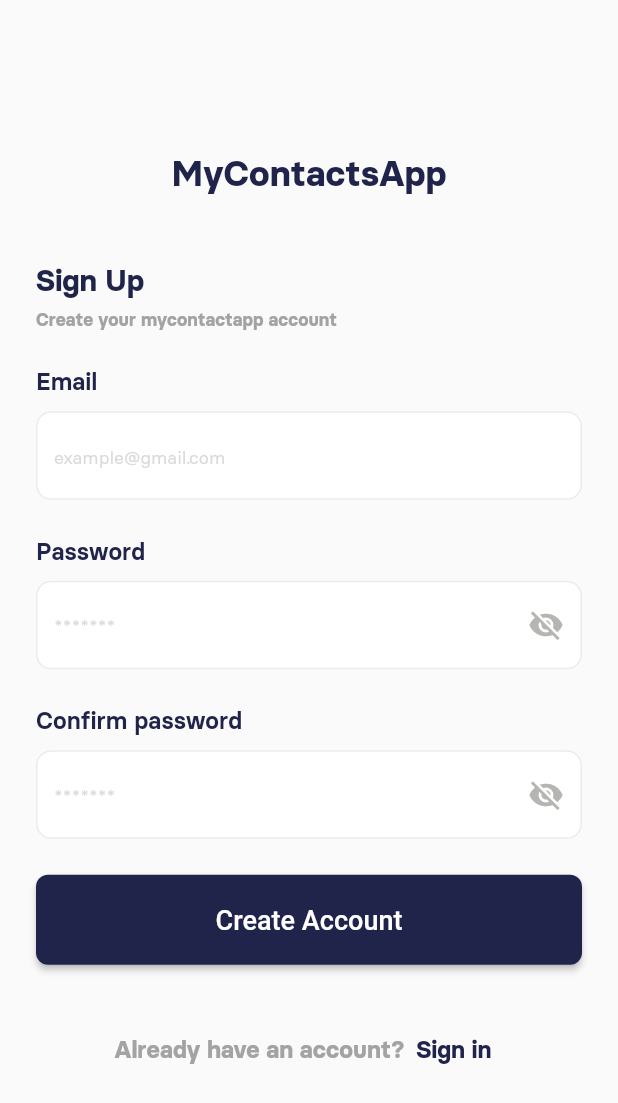
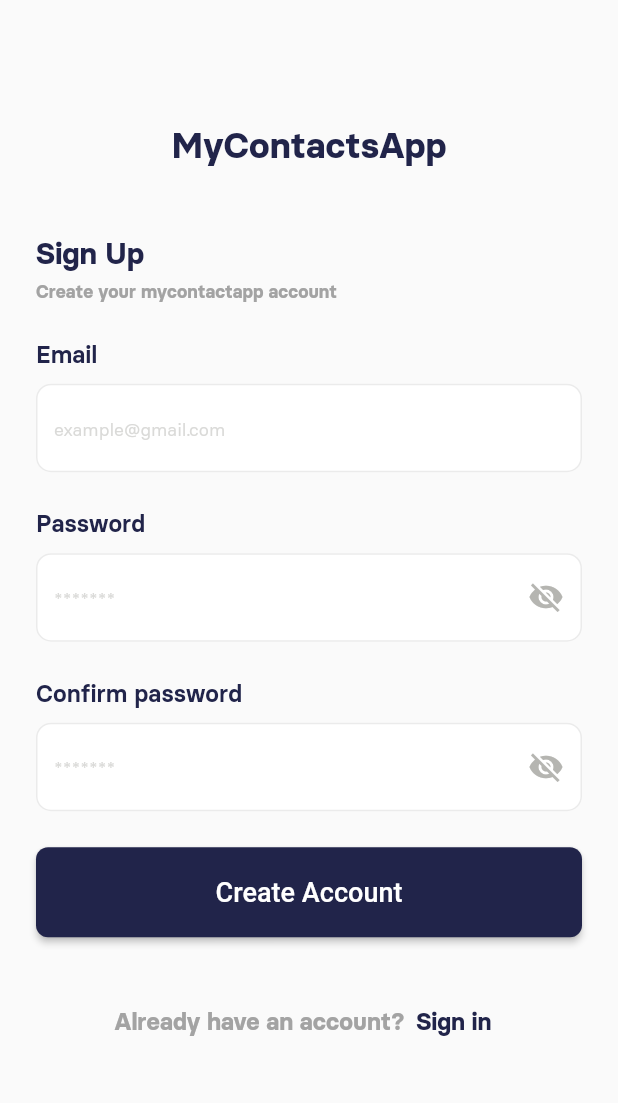
Before and after one commit to OdurindeAfolabi/isidore_task, a Flutter app: the screen it shows after launch, after a tap on "Login", after a tap on "Sign up", on a phone screen of 412 x 824 dp. Shown: the top 1103 px of the screen. Run offline on Flutter 3.47's test engine with Material 2 defaults, Android fonts, the phone set to English and light mode, and no system bars; our stand-ins replace fluttertoast, get_it, graphql_flutter, shared_preferences, stacked; network calls fail.

Commit message:
important fixes

```diff
--- a/lib/Screens/home_view.dart
+++ b/lib/Screens/home_view.dart
@@ -78,7 +78,7 @@ class _HomeViewState extends State<HomeView> {
             return contactProvider.getContacts();
           },
           child: Padding(
-              padding: const EdgeInsets.symmetric(horizontal: AppPadding.p24),
+              padding: const EdgeInsets.symmetric(horizontal: AppPadding.p24,vertical: AppPadding.p24),
               child: (contactProvider.viewState.data ?? []).isEmpty ? emptyContactListView(contactProvider) : contactListView(contactProvider)
           ),
         );
@@ -99,7 +99,6 @@ class _HomeViewState extends State<HomeView> {
   Widget contactListView(ContactProvider contactProvider){
     return Column(
       children: [
-        const SizedBox(height: AppSize.s24,),
         Row(
           mainAxisAlignment: MainAxisAlignment.spaceBetween,
           children: [
@@ -205,7 +204,7 @@ class _HomeViewState extends State<HomeView> {
   Widget emptyContactListView(ContactProvider contactProvider){
     return Column(
       children: [
-        SizedBox(height: heightSizer(100, context),),
+        SizedBox(height: heightSizer(AppSize.s70, context),),
         Image.asset(ImageAssets.emptyContactImage,height: AppSize.s100,width: AppSize.s100,),
         const SizedBox(height: AppSize.s24,),
         Text("No contacts",style: getSemiBoldStyle(color: ColorManager.secondary,fontSize: FontSize.s20)),
--- a/lib/Screens/login_view.dart
+++ b/lib/Screens/login_view.dart
@@ -36,15 +36,15 @@ class _LoginViewState extends State<LoginView> {
         },
         builder: (BuildContext context, LoginProvider viewModel, Widget? child) {
         return Scaffold(
+          resizeToAvoidBottomInset: true,
           body: SafeArea(
             child: Padding(
               padding: const EdgeInsets.symmetric(horizontal:AppPadding.p24),
               child: Form(
                 key: _formKey,
-                child: Column(
-                  crossAxisAlignment: CrossAxisAlignment.start,
-                  mainAxisAlignment: MainAxisAlignment.center,
+                child: ListView(
                   children: [
+                    SizedBox(height: heightSizer(AppSize.s100, context)),
                     Center(
                       child: Text("MyContactsApp",
                         textAlign: TextAlign.center,
--- a/lib/Screens/sign_up_view.dart
+++ b/lib/Screens/sign_up_view.dart
@@ -38,15 +38,15 @@ class _SignUpViewState extends State<SignUpView> {
         },
         builder: (BuildContext context, SignUpProvider viewModel, Widget? child) {
         return Scaffold(
+          resizeToAvoidBottomInset: true,
           body: SafeArea(
             child: Padding(
-              padding: const EdgeInsets.symmetric(horizontal:AppPadding.p24),
+              padding: const EdgeInsets.symmetric(horizontal:AppPadding.p24,vertical: AppPadding.p16),
               child: Form(
                 key: _formKey,
-                child: Column(
-                  crossAxisAlignment: CrossAxisAlignment.start,
-                  mainAxisAlignment: MainAxisAlignment.center,
+                child: ListView(
                   children: [
+                    SizedBox(height: heightSizer(AppSize.s70, context),),
                     Center(
                       child: Text("MyContactsApp",
                         textAlign: TextAlign.center,
--- a/lib/widgets/custom_contact_card.dart
+++ b/lib/widgets/custom_contact_card.dart
@@ -66,7 +66,9 @@ class CustomContactCard extends StatelessWidget {
                 padding: const EdgeInsets.all(10),
                 child: Column(
                   children: [
-                    Row(
+                    FittedBox(
+                      fit: BoxFit.scaleDown,
+                      child: Row(
                         children: [
                           Row(
                             crossAxisAlignment: CrossAxisAlignment.start,
@@ -95,6 +97,7 @@ class CustomContactCard extends StatelessWidget {
                           )
                         ],
                       ),
+                    ),
                     const SizedBox(height: 10,),
                     Row(
                       crossAxisAlignment: CrossAxisAlignment.start,
```
Also changed, not shown: lib/widgets/add_new_contact_bottom_sheet.dart (+37 -3 lines), lib/widgets/update_contact_bottom_sheet.dart (+31 -2 lines), 2 other files. Lines whose indentation alone changed are shown as unchanged.
